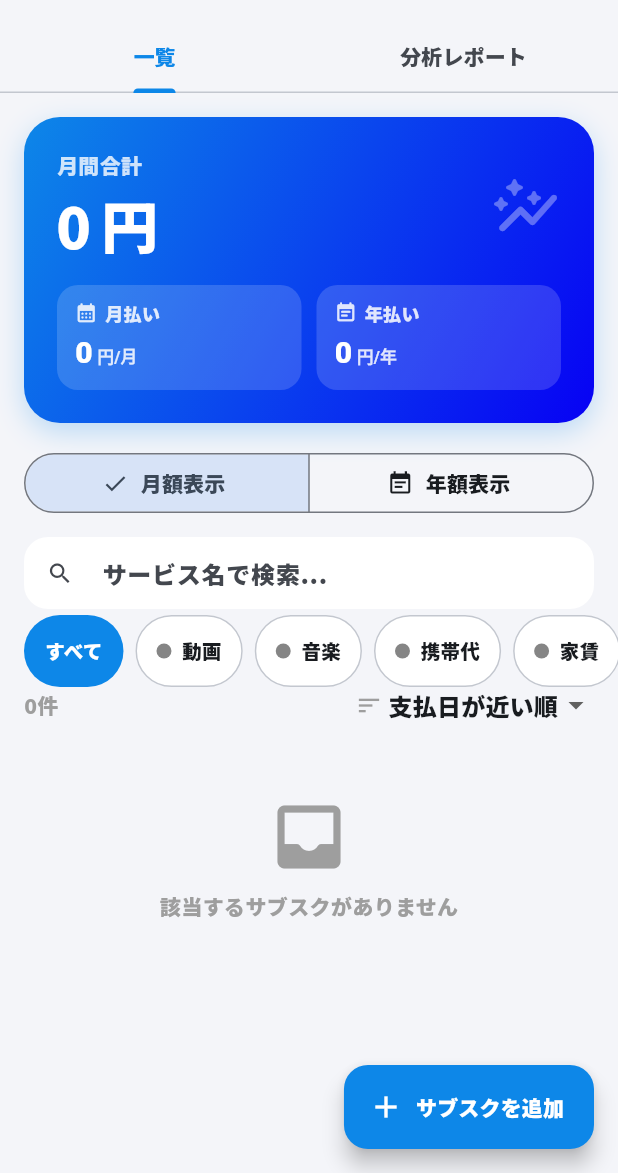
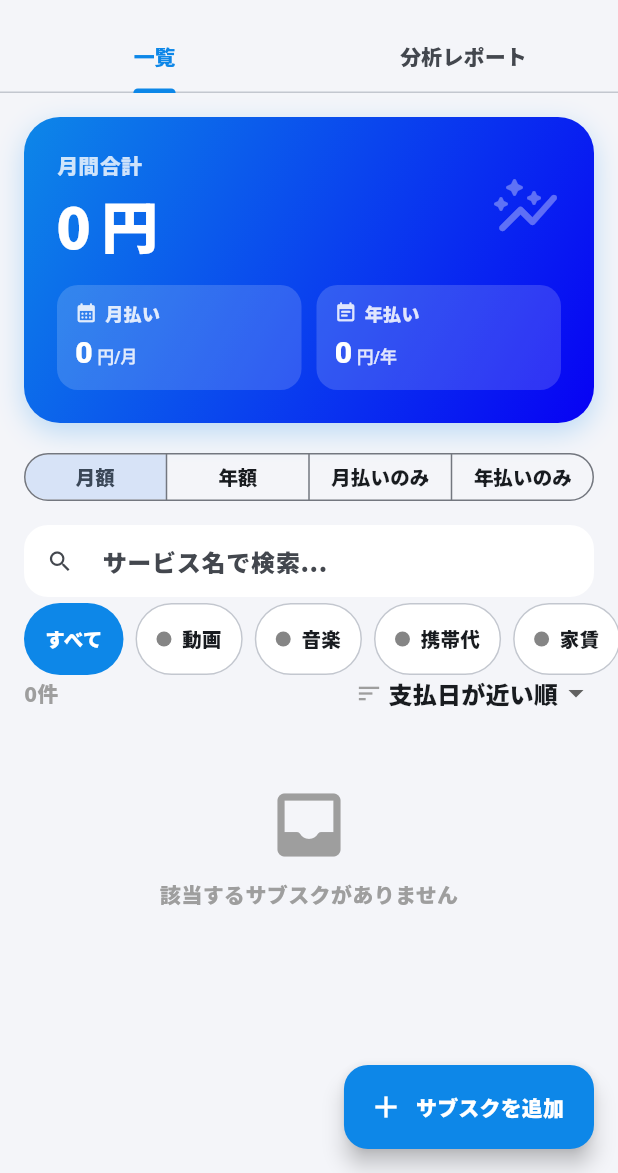
Before and after one commit to duck6522-hue/flutter_application_1, a Flutter app: the screen it shows after launch, on a phone screen of 412 x 824 dp, the part 63-1236 px from its top. Run offline on Flutter 3.47's test engine with Material 3 defaults, Android fonts, the phone set to English and light mode, and no system bars; our stand-ins replace fl_chart, shared_preferences; missing offline and left inert: dart:html; project files that could hold a hidden picture were left out.

Commit message:
Add 4 view modes: monthly (default), yearly, monthly-only, yearly-only
Co-Authored-By: Claude Sonnet 5.5 <noreply@anthropic.com>
Claude-Session: https://claude.ai/code/session_018JXYie6ckT3GhDixFeuJhG

```diff
--- a/lib/home_screen.dart
+++ b/lib/home_screen.dart
@@ -9,6 +9,9 @@ import 'package:flutter/rendering.dart';
 import 'add_screen.dart';
 import 'app_pill.dart';
 import 'main.dart';
+
+// 一覧・合計の表示モード
+enum ViewMode { monthly, yearly, monthlyOnly, yearlyOnly }
 
 class HomeScreen extends StatefulWidget {
   const HomeScreen({super.key});
@@ -27,7 +30,8 @@ class _HomeScreenState extends State<HomeScreen> {
   String? _filterGenre; // nullなら全カテゴリ
   final GlobalKey _captureKey = GlobalKey(); // 画面保存用
   int _touchedIndex = -1; // 分析グラフでタップ中のカテゴリ
-  bool _isYearlyView = false;
+  ViewMode _viewMode = ViewMode.monthly; // 一番よく見る月額表示がデフォルト
+  bool get _isYearlyView => _viewMode == ViewMode.yearly || _viewMode == ViewMode.yearlyOnly;
   final _formatter = NumberFormat('#,###');
 
   // ★復活！こだわりの21色パレット
@@ -91,10 +95,17 @@ class _HomeScreenState extends State<HomeScreen> {
     return nextDate.difference(today).inDays;
   }
 
-  // 年払いは「月額にも含める」をオンにしたものだけ月額表示に入る(年額表示では全部入る)
+  // 表示モードごとに、どのサブスクを対象にするか
+  //  月額: 月払い + 「月額にも含める」をオンにした年払い / 年額: 全部
+  //  月払いのみ: 月払いだけ / 年払いのみ: 年払いだけ
   bool _inView(Map<String, dynamic> item) {
     final yearly = item['isYearly'] ?? false;
-    return !yearly || _isYearlyView || (item['showInMonthly'] ?? false);
+    switch (_viewMode) {
+      case ViewMode.monthly: return !yearly || (item['showInMonthly'] ?? false);
+      case ViewMode.yearly: return true;
+      case ViewMode.monthlyOnly: return !yearly;
+      case ViewMode.yearlyOnly: return yearly;
+    }
   }
 
   int get _totalPrice => _subs
@@ -157,6 +168,7 @@ class _HomeScreenState extends State<HomeScreen> {
   Widget build(BuildContext context) {
     bool isDark = Theme.of(context).brightness == Brightness.dark;
     final filteredSubs = _subs.where((sub) =>
+        _inView(sub) &&
         sub['name'].toLowerCase().contains(_searchQuery.toLowerCase()) &&
         (_filterGenre == null || sub['genre'] == _filterGenre)).toList();
 
@@ -206,6 +218,15 @@ class _HomeScreenState extends State<HomeScreen> {
     return hsl.withHue((hsl.hue + 35) % 360).withSaturation((hsl.saturation + 0.1).clamp(0.0, 1.0)).toColor();
   }
 
+  String get _modeTitle {
+    switch (_viewMode) {
+      case ViewMode.monthly: return '月間合計';
+      case ViewMode.yearly: return '年間合計';
+      case ViewMode.monthlyOnly: return '月払いの合計';
+      case ViewMode.yearlyOnly: return '年払いの合計';
+    }
+  }
+
   Widget _headerTile({required String label, required int value, required String unit, required IconData icon, required Color on, String? sub}) {
     return Container(
       padding: const EdgeInsets.symmetric(horizontal: 12, vertical: 10),
@@ -231,7 +252,7 @@ class _HomeScreenState extends State<HomeScreen> {
     final on = cs.onPrimary;
     final int displayPrice = _totalPrice;
     final int displayReviewPrice = _reviewPrice;
-    final int excludedYearly = _isYearlyView ? 0 : _subs.where((i) => (i['isYearly'] ?? false) && (i['includeInMonthly'] ?? true) && !_inView(i)).length;
+    final int excludedYearly = _viewMode != ViewMode.monthly ? 0 : _subs.where((i) => (i['isYearly'] ?? false) && (i['includeInMonthly'] ?? true) && !_inView(i)).length;
     final counted = _subs.where((i) => i['includeInMonthly'] ?? true);
     final int monthlyBilled = counted.where((i) => !(i['isYearly'] ?? false)).fold(0, (sum, i) => sum + (i['price'] as int));
     final int yearlyBilled = counted.where((i) => i['isYearly'] ?? false).fold(0, (sum, i) => sum + (i['price'] as int));
@@ -248,19 +269,23 @@ class _HomeScreenState extends State<HomeScreen> {
       child: Column(children: [
         Row(mainAxisAlignment: MainAxisAlignment.spaceBetween, children: [
           Expanded(child: Column(crossAxisAlignment: CrossAxisAlignment.start, children: [
-            Text(_isYearlyView ? '年間合計' : '月間合計', style: TextStyle(color: on.withOpacity(0.8), fontWeight: FontWeight.bold)),
+            Text(_modeTitle, style: TextStyle(color: on.withOpacity(0.8), fontWeight: FontWeight.bold)),
             const SizedBox(height: 2),
             FittedBox(fit: BoxFit.scaleDown, child: Text('${_formatter.format(displayPrice)} 円', style: TextStyle(fontSize: 38, color: on, fontWeight: FontWeight.w900, letterSpacing: -1))),
             if (excludedYearly > 0) Text('年払い$excludedYearly件は含まず', style: TextStyle(fontSize: 12, color: on.withOpacity(0.8))),
+            if (_viewMode == ViewMode.yearlyOnly && displayPrice > 0) Text('月あたり 約${_formatter.format((displayPrice / 12).round())}円', style: TextStyle(fontSize: 12, color: on.withOpacity(0.8))),
+            if (_viewMode == ViewMode.monthlyOnly && displayPrice > 0) Text('年間 ${_formatter.format(displayPrice * 12)}円', style: TextStyle(fontSize: 12, color: on.withOpacity(0.8))),
           ])),
           Icon(Icons.auto_graph_rounded, color: on.withOpacity(0.35), size: 48),
         ]),
+        if (_viewMode == ViewMode.monthly || _viewMode == ViewMode.yearly) ...[
         const SizedBox(height: 14),
         IntrinsicHeight(child: Row(crossAxisAlignment: CrossAxisAlignment.stretch, children: [
           Expanded(child: _headerTile(label: '月払い', value: monthlyBilled * (_isYearlyView ? 12 : 1), unit: _isYearlyView ? '年' : '月', icon: Icons.calendar_month_rounded, on: on)),
           const SizedBox(width: 10),
           Expanded(child: _headerTile(label: '年払い', value: yearlyBilled, unit: '年', icon: Icons.event_note_rounded, on: on, sub: _isYearlyView || yearlyBilled == 0 ? null : '月あたり ${_formatter.format((yearlyBilled / 12).round())}円')),
         ])),
+        ],
         if (displayReviewPrice > 0) ...[
           const SizedBox(height: 14),
           Container(
@@ -283,13 +308,20 @@ class _HomeScreenState extends State<HomeScreen> {
       padding: const EdgeInsets.symmetric(horizontal: 16),
       child: SizedBox(
         width: double.infinity,
-        child: SegmentedButton<bool>(
+        child: SegmentedButton<ViewMode>(
+          showSelectedIcon: false,
+          style: const ButtonStyle(
+            visualDensity: VisualDensity.compact,
+            padding: WidgetStatePropertyAll(EdgeInsets.symmetric(horizontal: 4)),
+          ),
           segments: const [
-            ButtonSegment(value: false, label: Text('月額表示'), icon: Icon(Icons.calendar_month)),
-            ButtonSegment(value: true, label: Text('年額表示'), icon: Icon(Icons.event_note)),
+            ButtonSegment(value: ViewMode.monthly, label: Text('月額', style: TextStyle(fontSize: 13, fontWeight: FontWeight.w800))),
+            ButtonSegment(value: ViewMode.yearly, label: Text('年額', style: TextStyle(fontSize: 13, fontWeight: FontWeight.w800))),
+            ButtonSegment(value: ViewMode.monthlyOnly, label: Text('月払いのみ', style: TextStyle(fontSize: 13, fontWeight: FontWeight.w800))),
+            ButtonSegment(value: ViewMode.yearlyOnly, label: Text('年払いのみ', style: TextStyle(fontSize: 13, fontWeight: FontWeight.w800))),
           ],
-          selected: <bool>{_isYearlyView},
-          onSelectionChanged: (set) => setState(() => _isYearlyView = set.first),
+          selected: <ViewMode>{_viewMode},
+          onSelectionChanged: (set) => setState(() => _viewMode = set.first),
         ),
       ),
     );
@@ -386,9 +418,9 @@ class _HomeScreenState extends State<HomeScreen> {
   Widget _buildSectionHeader(bool yearly, List<Map<String, dynamic>> items) {
     final cs = Theme.of(context).colorScheme;
     final counted = items.where((i) => i['includeInMonthly'] ?? true);
-    // 年払いセクションは実際の請求額(年額)、月払いは表示中の単位で小計
-    final subtotal = counted.fold<int>(0, (sum, i) => sum + (yearly ? i['price'] as int : _displayPrice(i)));
-    final unit = yearly ? '年' : (_isYearlyView ? '年' : '月');
+    // 小計は表示中の単位(月/年)で出す
+    final subtotal = counted.fold<int>(0, (sum, i) => sum + _displayPrice(i));
+    final unit = _isYearlyView ? '年' : '月';
     return Padding(
       padding: const EdgeInsets.fromLTRB(20, 18, 20, 4),
       child: Row(children: [
@@ -426,12 +458,12 @@ class _HomeScreenState extends State<HomeScreen> {
             _buildSearchField(),
             _buildFilterBar(),
             if (list.isEmpty)
-              const Padding(
-                padding: EdgeInsets.all(48),
+              Padding(
+                padding: const EdgeInsets.all(48),
                 child: Column(children: [
-                  Icon(Icons.inbox_rounded, size: 56, color: Colors.grey),
-                  SizedBox(height: 8),
-                  Text('該当するサブスクがありません', style: TextStyle(color: Colors.grey, fontWeight: FontWeight.bold)),
+                  const Icon(Icons.inbox_rounded, size: 56, color: Colors.grey),
+                  const SizedBox(height: 8),
+                  Text(_viewMode == ViewMode.yearlyOnly ? '年払いのサブスクがありません' : (_viewMode == ViewMode.monthlyOnly ? '月払いのサブスクがありません' : '該当するサブスクがありません'), style: const TextStyle(color: Colors.grey, fontWeight: FontWeight.bold)),
                 ]),
               ),
           ]);
@@ -553,7 +585,7 @@ class _HomeScreenState extends State<HomeScreen> {
     final top = counted.toList()..sort((a, b) => _displayPrice(b).compareTo(_displayPrice(a)));
     final topItems = top.take(5).toList();
     final touched = (_touchedIndex >= 0 && _touchedIndex < entries.length) ? entries[_touchedIndex] : null;
-    final unitLabel = _isYearlyView ? '年間合計' : '月間合計';
+    final unitLabel = _modeTitle;
 
     return ListView(
       padding: const EdgeInsets.only(top: 10, bottom: 96),
```
Also changed, not shown: 2 other files.
